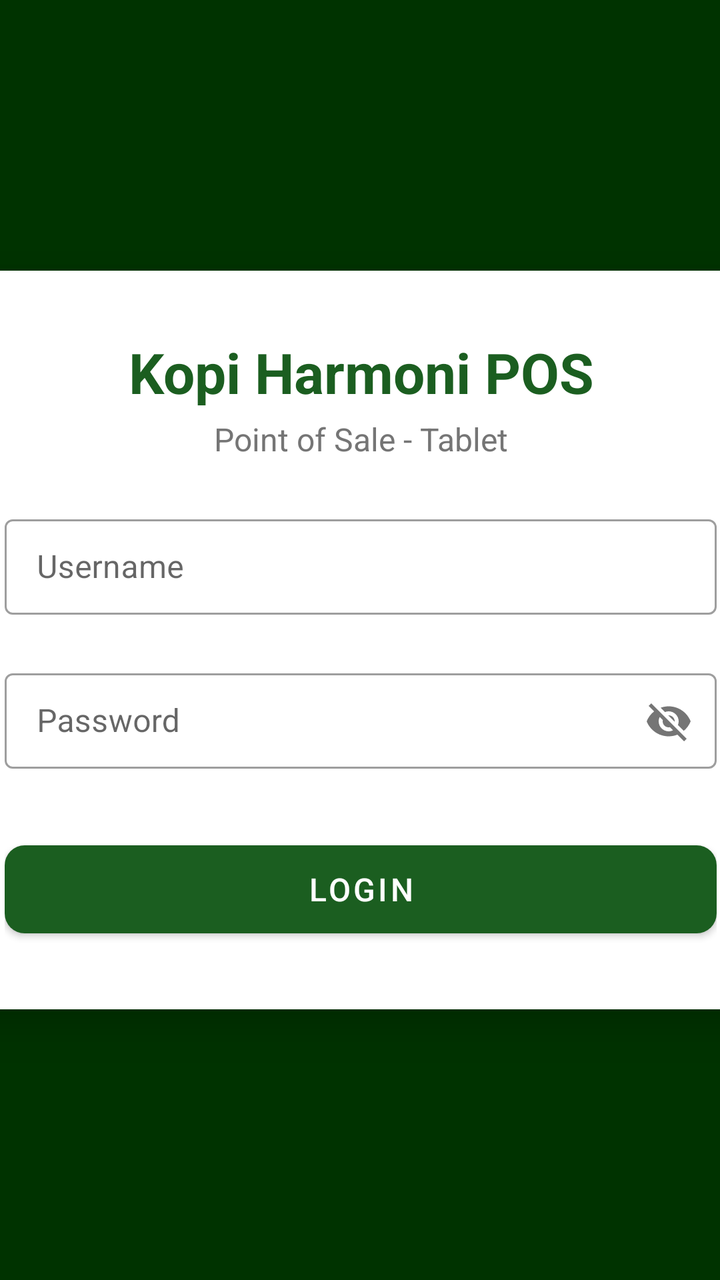
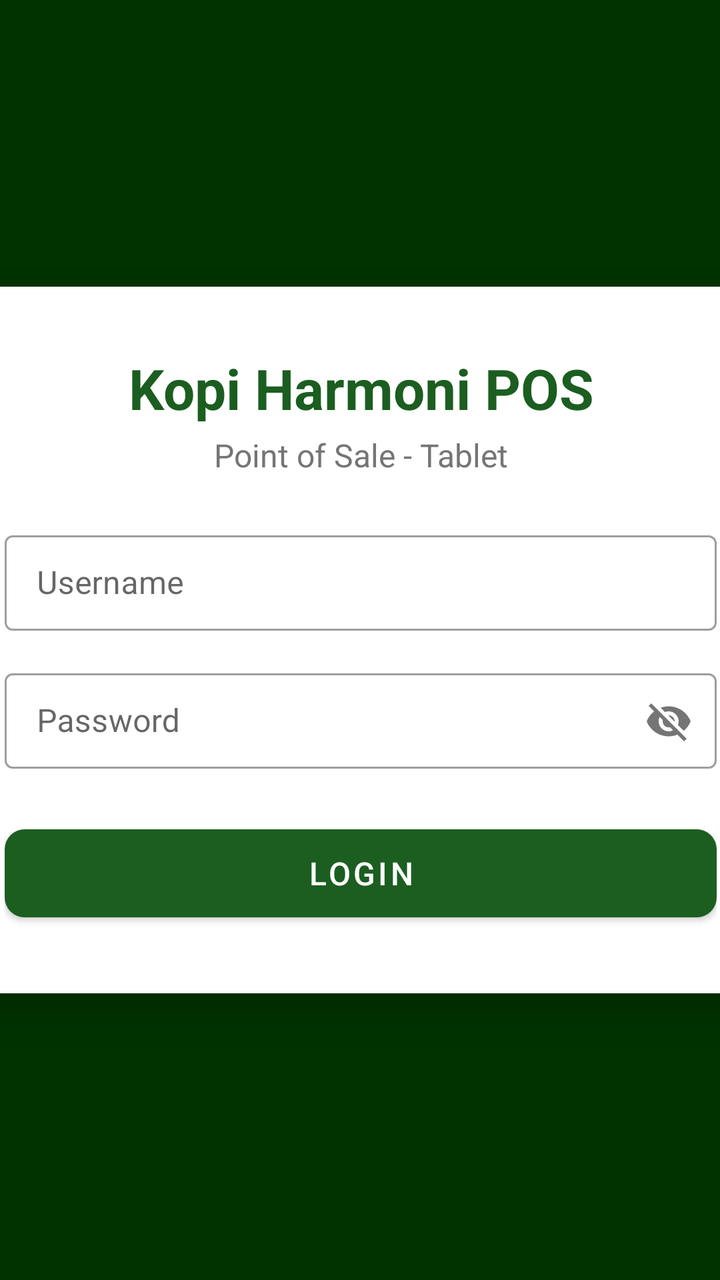

An Android layout rendered at two revisions. The XML below is the earlier revision; the diff shows what the commit changed to produce the second picture.
<!-- AndroidManifest.xml: application theme Theme.KopiHarmoni -->
<!-- res/layout/fragment_login.xml -->
<?xml version="1.0" encoding="utf-8"?>
<androidx.constraintlayout.widget.ConstraintLayout xmlns:android="http://schemas.android.com/apk/res/android"
    xmlns:app="http://schemas.android.com/apk/res-auto"
    android:layout_width="match_parent"
    android:layout_height="match_parent"
    android:background="@color/primary_dark">

    <com.google.android.material.card.MaterialCardView
        android:id="@+id/loginCard"
        android:layout_width="@dimen/width_card"
        android:layout_height="wrap_content"
        app:cardCornerRadius="16dp"
        app:cardElevation="12dp"
        app:layout_constraintBottom_toBottomOf="parent"
        app:layout_constraintEnd_toEndOf="parent"
        app:layout_constraintStart_toStartOf="parent"
        app:layout_constraintTop_toTopOf="parent">

        <LinearLayout
            android:layout_width="match_parent"
            android:layout_height="wrap_content"
            android:orientation="vertical"
            android:padding="32dp">

            <TextView
                android:id="@+id/titleText"
                android:layout_width="match_parent"
                android:layout_height="wrap_content"
                android:text="@string/app_name"
                android:textAlignment="center"
                android:textColor="@color/primary"
                android:textSize="28sp"
                android:textStyle="bold" />

            <TextView
                android:layout_width="match_parent"
                android:layout_height="wrap_content"
                android:layout_marginTop="4dp"
                android:text="@string/login_subtitle"
                android:textAlignment="center"
                android:textColor="@color/text_secondary"
                android:textSize="16sp" />

            <com.google.android.material.textfield.TextInputLayout
                android:id="@+id/usernameLayout"
                style="@style/Widget.KopiHarmoni.InputLayout"
                android:layout_width="match_parent"
                android:layout_height="wrap_content"
                android:layout_marginTop="@dimen/spacing_large"
                android:hint="@string/hint_username">

                <com.google.android.material.textfield.TextInputEditText
                    android:id="@+id/usernameInput"
                    style="@style/Widget.KopiHarmoni.TextInputEditText"
                    android:layout_width="match_parent"
                    android:layout_height="wrap_content" />
            </com.google.android.material.textfield.TextInputLayout>

            <com.google.android.material.textfield.TextInputLayout
                android:id="@+id/passwordLayout"
                style="@style/Widget.KopiHarmoni.InputLayout"
                android:layout_width="match_parent"
                android:layout_height="wrap_content"
                android:layout_marginTop="@dimen/spacing_medium"
                android:hint="@string/hint_password"
                app:passwordToggleEnabled="true">

                <com.google.android.material.textfield.TextInputEditText
                    android:id="@+id/passwordInput"
                    style="@style/Widget.KopiHarmoni.TextInputEditText"
                    android:layout_width="match_parent"
                    android:layout_height="wrap_content" />
            </com.google.android.material.textfield.TextInputLayout>

            <TextView
                android:id="@+id/errorText"
                android:layout_width="match_parent"
                android:layout_height="wrap_content"
                android:layout_marginTop="8dp"
                android:textColor="@color/status_void"
                android:textSize="14sp"
                android:visibility="gone" />

            <com.google.android.material.button.MaterialButton
                android:id="@+id/loginButton"
                android:layout_width="match_parent"
                android:layout_height="@dimen/height_button"
                android:layout_marginTop="@dimen/spacing_large"
                android:text="@string/login"
                android:textSize="@dimen/text_button"
                app:cornerRadius="10dp" />

            <ProgressBar
                android:id="@+id/progressBar"
                android:layout_width="wrap_content"
                android:layout_height="wrap_content"
                android:layout_gravity="center_horizontal"
                android:layout_marginTop="16dp"
                android:visibility="gone" />
        </LinearLayout>
    </com.google.android.material.card.MaterialCardView>
</androidx.constraintlayout.widget.ConstraintLayout>
<!-- resources referenced by this layout -->
<resources>
  <color name="primary">#1B5E20</color>
  <color name="primary_dark">#003300</color>
  <color name="status_void">#B71C1C</color>
  <color name="text_secondary">#757575</color>
  <dimen name="height_button">56dp</dimen>
  <dimen name="spacing_large">24dp</dimen>
  <dimen name="spacing_medium">16dp</dimen>
  <dimen name="text_button">16sp</dimen>
  <dimen name="width_card">420dp</dimen>
  <string name="app_name">Kopi Harmoni POS</string>
  <string name="hint_password">Password</string>
  <string name="hint_username">Username</string>
  <string name="login">Login</string>
  <string name="login_subtitle">Point of Sale - Tablet</string>
  <style name="Widget.KopiHarmoni.InputLayout" parent="Widget.MaterialComponents.TextInputLayout.OutlinedBox.Dense">
          <item name="android:layout_width">match_parent</item>
          <item name="android:layout_height">@dimen/height_dense_input</item>
          <item name="android:layout_marginBottom">@dimen/spacing_small</item>
      </style>
  <style name="Widget.KopiHarmoni.TextInputEditText" parent="Widget.MaterialComponents.TextInputEditText">
          <item name="android:textSize">@dimen/text_body</item>
          <item name="android:paddingStart">@dimen/spacing_medium</item>
          <item name="android:paddingEnd">@dimen/spacing_medium</item>
          <item name="android:imeOptions">actionNext</item>
      </style>
  <style name="Theme.KopiHarmoni" parent="Theme.MaterialComponents.DayNight.DarkActionBar">
          <item name="colorPrimary">@color/primary</item>
          <item name="colorPrimaryVariant">@color/primary_dark</item>
          <item name="colorOnPrimary">@color/white</item>
          <item name="colorSecondary">@color/secondary</item>
          <item name="colorSecondaryVariant">@color/secondary_dark</item>
          <item name="colorOnSecondary">@color/white</item>
          <item name="android:statusBarColor">@color/primary_dark</item>
          <item name="android:windowLightStatusBar">false</item>
      </style>
  <dimen name="height_dense_input">48dp</dimen>
  <dimen name="spacing_small">8dp</dimen>
  <dimen name="text_body">16sp</dimen>
  <color name="white">#FFFFFF</color>
  <color name="secondary">#EF6C00</color>
  <color name="secondary_dark">#B23C00</color>
</resources>

<!-- the commit's change to res/layout/fragment_login.xml (unified diff, before → after) -->
@@ -43,7 +43,7 @@
 
             <com.google.android.material.textfield.TextInputLayout
                 android:id="@+id/usernameLayout"
-                style="@style/Widget.KopiHarmoni.InputLayout"
+                style="@style/Widget.MaterialComponents.TextInputLayout.OutlinedBox.Dense"
                 android:layout_width="match_parent"
                 android:layout_height="wrap_content"
                 android:layout_marginTop="@dimen/spacing_large"
@@ -51,14 +51,14 @@
 
                 <com.google.android.material.textfield.TextInputEditText
                     android:id="@+id/usernameInput"
-                    style="@style/Widget.KopiHarmoni.TextInputEditText"
+                    
                     android:layout_width="match_parent"
                     android:layout_height="wrap_content" />
             </com.google.android.material.textfield.TextInputLayout>
 
             <com.google.android.material.textfield.TextInputLayout
                 android:id="@+id/passwordLayout"
-                style="@style/Widget.KopiHarmoni.InputLayout"
+                style="@style/Widget.MaterialComponents.TextInputLayout.OutlinedBox.Dense"
                 android:layout_width="match_parent"
                 android:layout_height="wrap_content"
                 android:layout_marginTop="@dimen/spacing_medium"
@@ -67,7 +67,7 @@
 
                 <com.google.android.material.textfield.TextInputEditText
                     android:id="@+id/passwordInput"
-                    style="@style/Widget.KopiHarmoni.TextInputEditText"
+                    
                     android:layout_width="match_parent"
                     android:layout_height="wrap_content" />
             </com.google.android.material.textfield.TextInputLayout>
<!-- resource entries referenced after the edit -->
@@ -14,17 +14,6 @@
   <string name="hint_username">Username</string>
   <string name="login">Login</string>
   <string name="login_subtitle">Point of Sale - Tablet</string>
-  <style name="Widget.KopiHarmoni.InputLayout" parent="Widget.MaterialComponents.TextInputLayout.OutlinedBox.Dense">
-          <item name="android:layout_width">match_parent</item>
-          <item name="android:layout_height">@dimen/height_dense_input</item>
-          <item name="android:layout_marginBottom">@dimen/spacing_small</item>
-      </style>
-  <style name="Widget.KopiHarmoni.TextInputEditText" parent="Widget.MaterialComponents.TextInputEditText">
-          <item name="android:textSize">@dimen/text_body</item>
-          <item name="android:paddingStart">@dimen/spacing_medium</item>
-          <item name="android:paddingEnd">@dimen/spacing_medium</item>
-          <item name="android:imeOptions">actionNext</item>
-      </style>
   <style name="Theme.KopiHarmoni" parent="Theme.MaterialComponents.DayNight.DarkActionBar">
           <item name="colorPrimary">@color/primary</item>
           <item name="colorPrimaryVariant">@color/primary_dark</item>
@@ -35,9 +24,6 @@
           <item name="android:statusBarColor">@color/primary_dark</item>
           <item name="android:windowLightStatusBar">false</item>
       </style>
-  <dimen name="height_dense_input">48dp</dimen>
-  <dimen name="spacing_small">8dp</dimen>
-  <dimen name="text_body">16sp</dimen>
   <color name="white">#FFFFFF</color>
   <color name="secondary">#EF6C00</color>
   <color name="secondary_dark">#B23C00</color>
